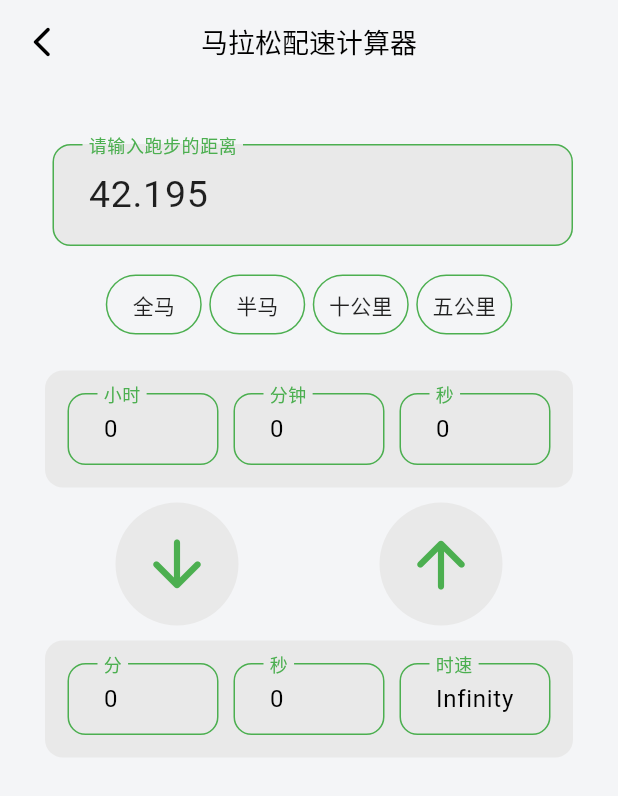
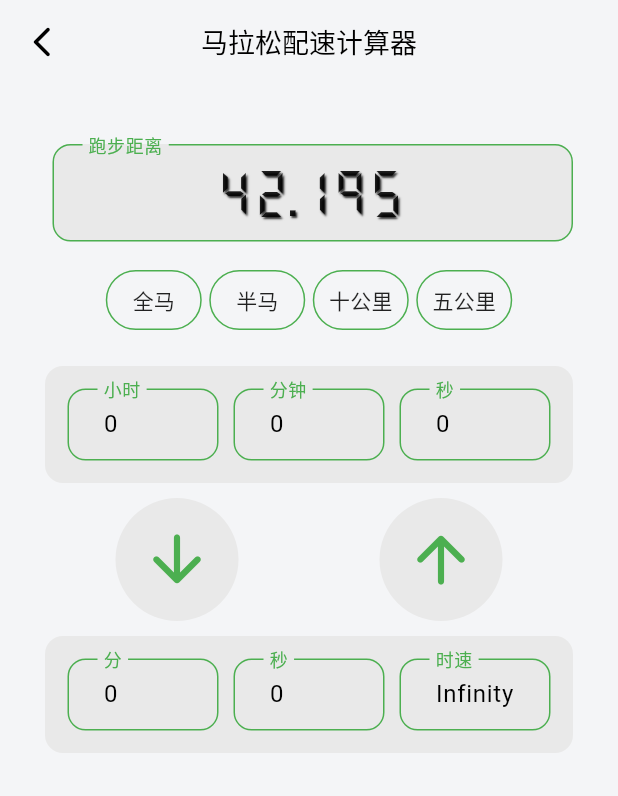
Before and after one commit to lintex/cabbbage, a Flutter app: the PaceCalculatePage screen opened directly, after a tap on the "arrow downward" icon, on a phone screen of 412 x 824 dp. Shown: the top 796 px of the screen. Run offline on Flutter 3.47's test engine with Material 3 defaults, Android fonts, the light colour scheme and no system bars; our stand-ins replace flutter_slidable, get, get_storage, isar, timeline_tile; accounts and stored records are empty; generated files the repository leaves out were written again.

Commit message:
配速计算器距离字体改为液晶字体，时速计算修复

```diff
--- a/lib/pages/pace_calculate_page.dart
+++ b/lib/pages/pace_calculate_page.dart
@@ -28,11 +28,11 @@ class _PaceCalculatePageState extends State<PaceCalculatePage> {
   void timeToPace() {
     if (distanceController.text != "" && hourController.text != "") {
       double distance = double.parse(distanceController.text);
-      double hour = double.parse(hourController.text);
-      double minute = double.parse(minuteController.text);
-      double second = double.parse(secondController.text);
+      double hours = double.parse(hourController.text);
+      double minutes = double.parse(minuteController.text);
+      double seconds = double.parse(secondController.text);
 
-      double secondsPerKM = (hour * 3600 + minute * 60 + second) / distance;
+      double secondsPerKM = (hours * 3600 + minutes * 60 + seconds) / distance;
       int paceMinute = secondsPerKM ~/ 60;
       int paceSecond = (secondsPerKM % 60).toInt();
 
@@ -40,7 +40,8 @@ class _PaceCalculatePageState extends State<PaceCalculatePage> {
       paceSecondController.text = paceSecond.toString();
       // 时速计算
       speedController.text =
-          (distance / (hour + minute / 60 + second / 3600)).toStringAsFixed(2);
+          (distance / (hours + minutes / 60 + seconds / 3600))
+              .toStringAsFixed(2);
       //double speed = distance / (hour + minute / 60 + second / 3600);
 
       // Get.defaultDialog(
@@ -69,6 +70,10 @@ class _PaceCalculatePageState extends State<PaceCalculatePage> {
       minuteController.text = minutes.toString();
       secondController.text = seconds.toString();
 
+      // 时速计算
+      speedController.text =
+          (distance / (hours + minutes / 60 + seconds / 3600))
+              .toStringAsFixed(2);
       // Get.defaultDialog(
       //   title: "计算结果",
       //   titleStyle: const TextStyle(fontSize: 20),
@@ -95,6 +100,7 @@ class _PaceCalculatePageState extends State<PaceCalculatePage> {
     secondController.text = "0";
     paceMinuteController.text = "0";
     paceSecondController.text = "0";
+    speedController.text = "0";
 
     return Scaffold(
         appBar: const MyAppBar(title: "马拉松配速计算器"),
@@ -115,18 +121,27 @@ class _PaceCalculatePageState extends State<PaceCalculatePage> {
                     child: SizedBox(
                       child: TextField(
                         controller: distanceController,
+                        textAlign: TextAlign.center,
                         keyboardType: TextInputType.number,
                         //autofocus: true,
                         textInputAction: TextInputAction.go,
                         style: TextStyle(
-                            fontSize: 25,
+                            shadows: const [
+                              Shadow(
+                                offset: Offset(1.0, 1.0),
+                                blurRadius: 1.0,
+                                color: Color.fromARGB(255, 50, 50, 50),
+                              ),
+                            ],
+                            fontSize: 30,
+                            fontFamily: "DigitalNumbers",
                             color:
                                 Theme.of(context).colorScheme.inversePrimary),
                         decoration: InputDecoration(
                           filled: true,
                           fillColor: Theme.of(context).colorScheme.primary,
                           contentPadding:
-                              const EdgeInsets.fromLTRB(20, 15, 20, 15),
+                              const EdgeInsets.fromLTRB(20, 10, 20, 10),
                           border: const OutlineInputBorder(
                               borderRadius:
                                   BorderRadius.all(Radius.circular(12))),
@@ -147,7 +162,7 @@ class _PaceCalculatePageState extends State<PaceCalculatePage> {
                             borderRadius:
                                 const BorderRadius.all(Radius.circular(10)),
                           ),
-                          labelText: "请输入跑步的距离",
+                          labelText: "跑步距离",
                           labelStyle: TextStyle(
                               color: Theme.of(context)
                                   .colorScheme
@@ -213,7 +228,7 @@ class _PaceCalculatePageState extends State<PaceCalculatePage> {
                     ),
                     OutlinedButton(
                       onPressed: () {
-                        distanceController.text = "10";
+                        distanceController.text = "10.00";
                       },
                       style: ButtonStyle(
                         side: MaterialStateProperty.all(
@@ -237,7 +252,7 @@ class _PaceCalculatePageState extends State<PaceCalculatePage> {
                     ),
                     OutlinedButton(
                       onPressed: () {
-                        distanceController.text = "5";
+                        distanceController.text = "5.00";
                       },
                       style: ButtonStyle(
                         side: MaterialStateProperty.all(
--- a/pubspec.yaml
+++ b/pubspec.yaml
@@ -103,6 +103,9 @@ flutter:
     - family: 方正大标宋
       fonts:
         - asset: assets/fonts/方正大标宋.ttf
+    - family: DigitalNumbers
+      fonts:
+        - asset: assets/fonts/DigitalNumbers-Regular.ttf
   # example:
   # fonts:
   #   - family: Schyler
```
Also changed, not shown: assets/fonts/DigitalNumbers-Regular.ttf (added).
